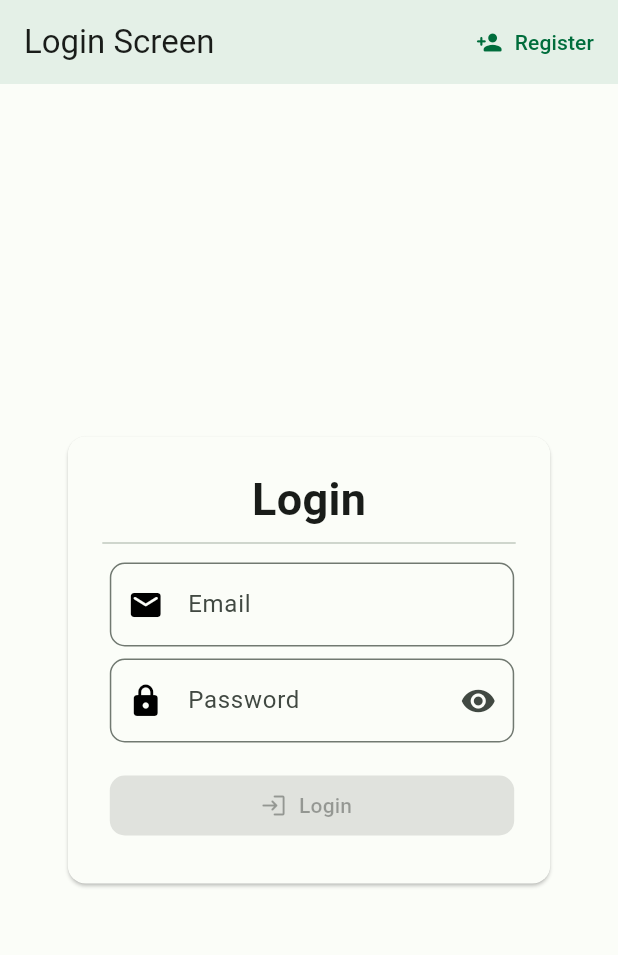
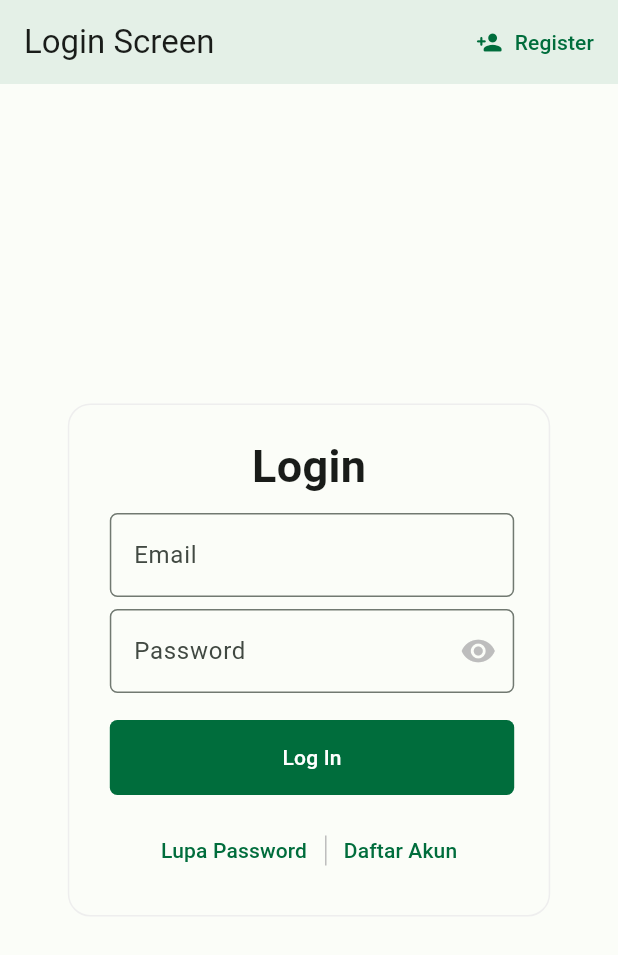
Before and after one commit to Miharin/flutter_praktek_dokter, a Flutter app: the screen it shows after launch, on a phone screen of 412 x 824 dp. Shown: the top 955 px of the screen. Run offline on Flutter 3.47's test engine with Material 3 defaults, Android fonts, the phone set to English and light mode, and no system bars; drawn by our look-alikes of dynamic_color; our stand-ins replace cloud_firestore, firebase_auth, firebase_core, flutter_dotenv, gap, get; accounts and stored records are empty; statements that could not run were skipped.

Commit message:
new Design Login, is it Good ?

```diff
--- a/lib/screens/auth/login.dart
+++ b/lib/screens/auth/login.dart
@@ -79,9 +79,18 @@ class LoginScreen extends StatelessWidget {
 
       // Return
       return Center(
+        child: SingleChildScrollView(
           child: ConstrainedBox(
             constraints: constrained,
             child: Card(
+              elevation: 0.0,
+              shape: RoundedRectangleBorder(
+                side: BorderSide(
+                  color: Colors.grey[200]!,
+                  width: 1.0,
+                ),
+                borderRadius: BorderRadius.circular(15),
+              ),
               child: Padding(
                 padding: const EdgeInsets.all(20.0),
                 child: Column(
@@ -97,15 +106,7 @@ class LoginScreen extends StatelessWidget {
                       ),
                     ),
 
-                  // Text Field and Button with Constrained Box
-                  ConstrainedBox(
-                    constraints: constrained,
-                    child: const Divider(
-                      indent: 3.0,
-                      endIndent: 3.0,
-                    ),
-                  ),
-                  const Gap(5.0),
+                    const Gap(10.0),
 
                     // Email and Password Text Field with Map
                     // textFields,
@@ -118,7 +119,7 @@ class LoginScreen extends StatelessWidget {
                         return Obx(
                           () => CustomTextFormField(
                             label: _authController.loginList[index].label,
-                          icon: _authController.loginList[index].icon,
+                            // icon: _authController.loginList[index].icon,
                             controller:
                                 _authController.loginList[index].controller,
                             verification: _authController
@@ -128,6 +129,7 @@ class LoginScreen extends StatelessWidget {
                             suffixIcon: isPassword
                                 ? IconButton(
                                     icon: Icon(
+                                      color: Colors.grey[400],
                                       !_authController
                                               .loginList[index].obscureText
                                           ? Icons.visibility_off
@@ -144,16 +146,16 @@ class LoginScreen extends StatelessWidget {
                             onSave: (value) {
                               if (!isPassword) {
                                 if (value!.isEmail) {
-                                _authController
-                                    .loginList[index].verification.value = true;
+                                  _authController.loginList[index].verification
+                                      .value = true;
                                 } else {
                                   _authController.loginList[index].verification
                                       .value = false;
                                 }
                               } else {
                                 if (value!.length >= 8) {
-                                _authController
-                                    .loginList[index].verification.value = true;
+                                  _authController.loginList[index].verification
+                                      .value = true;
                                 } else {
                                   _authController.loginList[index].verification
                                       .value = false;
@@ -164,10 +166,13 @@ class LoginScreen extends StatelessWidget {
                                 (index) => _authController
                                     .loginList[index].verification.value,
                               );
-                            if (checkVerification.every((element) => element)) {
-                              _authController.disabledLoginButton.value = false;
+                              if (checkVerification
+                                  .every((element) => element)) {
+                                _authController.disabledLoginButton.value =
+                                    false;
                               } else {
-                              _authController.disabledLoginButton.value = true;
+                                _authController.disabledLoginButton.value =
+                                    true;
                               }
                             },
                           ),
@@ -180,15 +185,73 @@ class LoginScreen extends StatelessWidget {
                     Flexible(
                       child: Obx(
                         () => CustomFilledButton(
-                        label: "Login",
-                        icon: const Icon(Icons.login_rounded),
+                          label: "Log In",
+                          // icon: const Icon(Icons.login_rounded),
                           onPressed: _authController.disabledLoginButton.value
                               ? null
                               : () => Get.dialog(customDialog),
                         ),
                       ),
-                  )
+                    ),
+                    const Gap(5.0),
+                    Row(
+                      mainAxisAlignment: MainAxisAlignment.center,
+                      children: [
+                        TextButton(
+                          style: ButtonStyle(
+                            overlayColor:
+                                MaterialStateProperty.resolveWith<Color>(
+                                    (Set<MaterialState> states) {
+                              if (states.contains(MaterialState.hovered)) {
+                                return Colors.transparent;
+                              }
+                              return Colors.transparent;
+                            }),
+                            foregroundColor:
+                                MaterialStateProperty.resolveWith<Color>(
+                                    (Set<MaterialState> states) {
+                              if (states.contains(MaterialState.hovered)) {
+                                return Theme.of(context).colorScheme.secondary;
+                              }
+                              return Theme.of(context).primaryColor;
+                            }),
+                          ),
+                          onPressed: () {},
+                          child: const Text("Lupa Password"),
+                        ),
+                        SizedBox(
+                          height: 20.0,
+                          child: VerticalDivider(
+                            width: 0.5,
+                            color: Colors.grey[400],
+                          ),
+                        ),
+                        TextButton(
+                          style: ButtonStyle(
+                            overlayColor:
+                                MaterialStateProperty.resolveWith<Color>(
+                                    (Set<MaterialState> states) {
+                              if (states.contains(MaterialState.hovered)) {
+                                return Colors.transparent;
+                              }
+                              return Colors.transparent;
+                            }),
+                            foregroundColor:
+                                MaterialStateProperty.resolveWith<Color>(
+                                    (Set<MaterialState> states) {
+                              if (states.contains(MaterialState.hovered)) {
+                                return Theme.of(context).colorScheme.secondary;
+                              }
+                              return Theme.of(context).primaryColor;
+                            }),
+                          ),
+                          onPressed: () {},
+                          child: const Text("Daftar Akun"),
+                        ),
                       ],
+                    ),
+                  ],
+                ),
               ),
             ),
           ),
--- a/lib/widget/custom_widgets/custom_button/custom_filled_button.dart
+++ b/lib/widget/custom_widgets/custom_button/custom_filled_button.dart
@@ -20,11 +20,11 @@ class CustomFilledButton extends StatelessWidget {
               style: FilledButton.styleFrom(
                 shape: const RoundedRectangleBorder(
                   borderRadius: BorderRadius.all(
-                    Radius.circular(10.0),
+                    Radius.circular(5.0),
                   ),
                 ),
                 fixedSize: width,
-                minimumSize: const Size.fromHeight(40.0),
+                minimumSize: const Size.fromHeight(50.0),
               ),
               onPressed: onPressed,
             )
@@ -34,10 +34,11 @@ class CustomFilledButton extends StatelessWidget {
               style: FilledButton.styleFrom(
                 shape: const RoundedRectangleBorder(
                   borderRadius: BorderRadius.all(
-                    Radius.circular(10.0),
+                    Radius.circular(5.0),
                   ),
                 ),
                 fixedSize: width,
+                minimumSize: const Size.fromHeight(50.0),
               ),
               onPressed: onPressed ?? () {},
               child: Text(label),
--- a/lib/widget/custom_widgets/custom_textfromfield/custom_textformfield.dart
+++ b/lib/widget/custom_widgets/custom_textfromfield/custom_textformfield.dart
@@ -62,18 +62,21 @@ class CustomTextFormField extends StatelessWidget {
   final InputBorder? border;
 
   // Default Border If border is Null
-  final InputBorder defaultBorder = const OutlineInputBorder(
-    borderRadius: BorderRadius.all(
-      Radius.circular(10.0),
+  final InputBorder defaultBorder = OutlineInputBorder(
+    borderRadius: BorderRadius.circular(5.0),
+    borderSide: BorderSide(
+      color: Colors.grey[300]!,
+      width: 1.0,
     ),
   );
 
   // Error Border
-  final defaultErrorBorder = const OutlineInputBorder(
-    borderRadius: BorderRadius.all(
-      Radius.circular(10.0),
+  final defaultErrorBorder = OutlineInputBorder(
+    borderRadius: BorderRadius.circular(5.0),
+    borderSide: BorderSide(
+      color: Colors.red[300]!,
+      width: 1.0,
     ),
-    borderSide: BorderSide(color: Colors.red),
   );
 
   // Function
```
Lines whose indentation alone changed are shown as unchanged.
